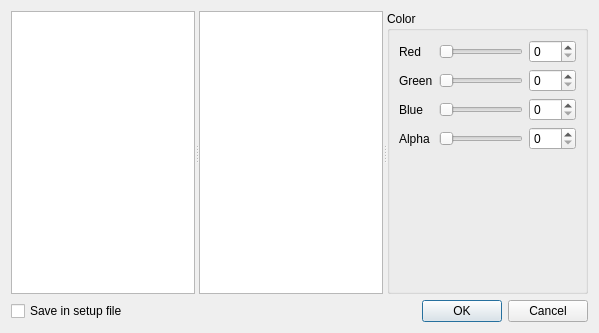
rbarreiros/vstboard, file src/common/views/viewconfigdialog.ui: the form before one commit.
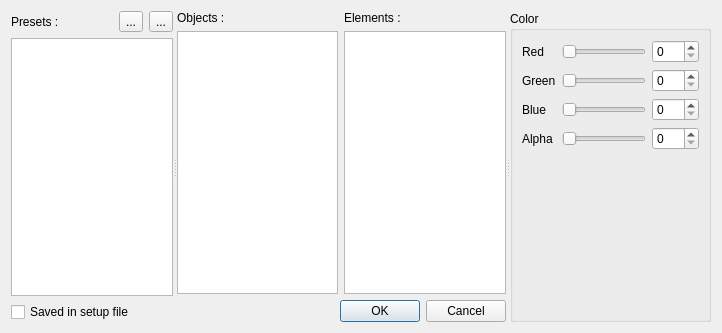
The form after the commit. Icons and pictures are not drawn. Custom widgets are drawn as their Qt base class.

Commit message: colors config can be stored in presets, ok that's useless...

What changed in the file:
```diff
--- a/src/common/views/viewconfigdialog.ui
+++ b/src/common/views/viewconfigdialog.ui
@@ -6,7 +6,7 @@
    <rect>
     <x>0</x>
     <y>0</y>
-    <width>599</width>
+    <width>722</width>
     <height>333</height>
    </rect>
   </property>
@@ -25,23 +25,129 @@
      <property name="orientation">
       <enum>Qt::Horizontal</enum>
      </property>
-     <widget class="QListWidget" name="listPalettes">
-      <property name="sizePolicy">
-       <sizepolicy hsizetype="Preferred" vsizetype="Expanding">
-        <horstretch>0</horstretch>
-        <verstretch>0</verstretch>
-       </sizepolicy>
-      </property>
+     <property name="childrenCollapsible">
+      <bool>false</bool>
+     </property>
+     <widget class="QWidget" name="">
+      <layout class="QGridLayout" name="gridLayout_2">
+       <item row="2" column="0" colspan="5">
+        <widget class="QCheckBox" name="checkSavedInSetupFile">
+         <property name="toolTip">
+          <string>Customize colors of the current setup file</string>
+         </property>
+         <property name="text">
+          <string>Saved in setup file</string>
+         </property>
+        </widget>
+       </item>
+       <item row="1" column="0" colspan="5">
+        <widget class="QListWidget" name="listPresets">
+         <property name="editTriggers">
+          <set>QAbstractItemView::DoubleClicked|QAbstractItemView::EditKeyPressed|QAbstractItemView::SelectedClicked</set>
+         </property>
+         <property name="uniformItemSizes">
+          <bool>true</bool>
+         </property>
+        </widget>
+       </item>
+       <item row="0" column="0" colspan="3">
+        <widget class="QLabel" name="label_5">
+         <property name="text">
+          <string>Presets :</string>
+         </property>
+        </widget>
+       </item>
+       <item row="0" column="3">
+        <widget class="QToolButton" name="addPreset">
+         <property name="toolTip">
+          <string>Add new preset</string>
+         </property>
+         <property name="text">
+          <string>...</string>
+         </property>
+         <property name="icon">
+          <iconset resource="../../resources/resources.qrc">
+           <normaloff>:/img16x16/edit_add.png</normaloff>:/img16x16/edit_add.png</iconset>
+         </property>
+         <property name="shortcut">
+          <string>Ins</string>
+         </property>
+        </widget>
+       </item>
+       <item row="0" column="4">
+        <widget class="QToolButton" name="delPreset">
+         <property name="toolTip">
+          <string>Remove preset</string>
+         </property>
+         <property name="text">
+          <string>...</string>
+         </property>
+         <property name="icon">
+          <iconset resource="../../resources/resources.qrc">
+           <normaloff>:/img16x16/edit_remove.png</normaloff>:/img16x16/edit_remove.png</iconset>
+         </property>
+         <property name="shortcut">
+          <string>Del</string>
+         </property>
+        </widget>
+       </item>
+      </layout>
      </widget>
-     <widget class="QListWidget" name="listRoles">
-      <property name="sizePolicy">
-       <sizepolicy hsizetype="Preferred" vsizetype="Expanding">
-        <horstretch>0</horstretch>
-        <verstretch>0</verstretch>
-       </sizepolicy>
-      </property>
-     </widget>
      <widget class="QWidget" name="">
+      <layout class="QGridLayout" name="gridLayout_3">
+       <item row="0" column="0">
+        <widget class="QLabel" name="label_6">
+         <property name="text">
+          <string>Objects :</string>
+         </property>
+        </widget>
+       </item>
+       <item row="0" column="1">
+        <widget class="QLabel" name="label_7">
+         <property name="text">
+          <string>Elements :</string>
+         </property>
+        </widget>
+       </item>
+       <item row="1" column="0">
+        <widget class="QListWidget" name="listPalettes">
+         <property name="sizePolicy">
+          <sizepolicy hsizetype="Preferred" vsizetype="Expanding">
+           <horstretch>0</horstretch>
+           <verstretch>0</verstretch>
+          </sizepolicy>
+         </property>
+        </widget>
+       </item>
+       <item row="1" column="1">
+        <widget class="QListWidget" name="listRoles">
+         <property name="sizePolicy">
+          <sizepolicy hsizetype="Preferred" vsizetype="Expanding">
+           <horstretch>0</horstretch>
+           <verstretch>0</verstretch>
+          </sizepolicy>
+         </property>
+        </widget>
+       </item>
+       <item row="2" column="0" colspan="2">
+        <widget class="QDialogButtonBox" name="buttonBox">
+         <property name="sizePolicy">
+          <sizepolicy hsizetype="Expanding" vsizetype="Fixed">
+           <horstretch>0</horstretch>
+           <verstretch>0</verstretch>
+          </sizepolicy>
+         </property>
+         <property name="orientation">
+          <enum>Qt::Horizontal</enum>
+         </property>
+         <property name="standardButtons">
+          <set>QDialogButtonBox::Cancel|QDialogButtonBox::Ok</set>
+         </property>
+        </widget>
+       </item>
+      </layout>
+     </widget>
+     <widget class="QWidget" name="layoutWidget">
       <layout class="QVBoxLayout" name="verticalLayout">
        <item>
         <widget class="QGroupBox" name="groupColor">
@@ -203,33 +309,6 @@
      </widget>
     </widget>
    </item>
-   <item>
-    <layout class="QHBoxLayout" name="horizontalLayout_6">
-     <item>
-      <widget class="QCheckBox" name="checkSavedInSetupFile">
-       <property name="text">
-        <string>Save in setup file</string>
-       </property>
-      </widget>
-     </item>
-     <item>
-      <widget class="QDialogButtonBox" name="buttonBox">
-       <property name="sizePolicy">
-        <sizepolicy hsizetype="Fixed" vsizetype="Fixed">
-         <horstretch>0</horstretch>
-         <verstretch>0</verstretch>
-        </sizepolicy>
-       </property>
-       <property name="orientation">
-        <enum>Qt::Horizontal</enum>
-       </property>
-       <property name="standardButtons">
-        <set>QDialogButtonBox::Cancel|QDialogButtonBox::Ok</set>
-       </property>
-      </widget>
-     </item>
-    </layout>
-   </item>
   </layout>
  </widget>
  <customwidgets>
```
Left out of the diff: 75 changed lines with no effect on the pictures. The commit also changes 13 other files.
